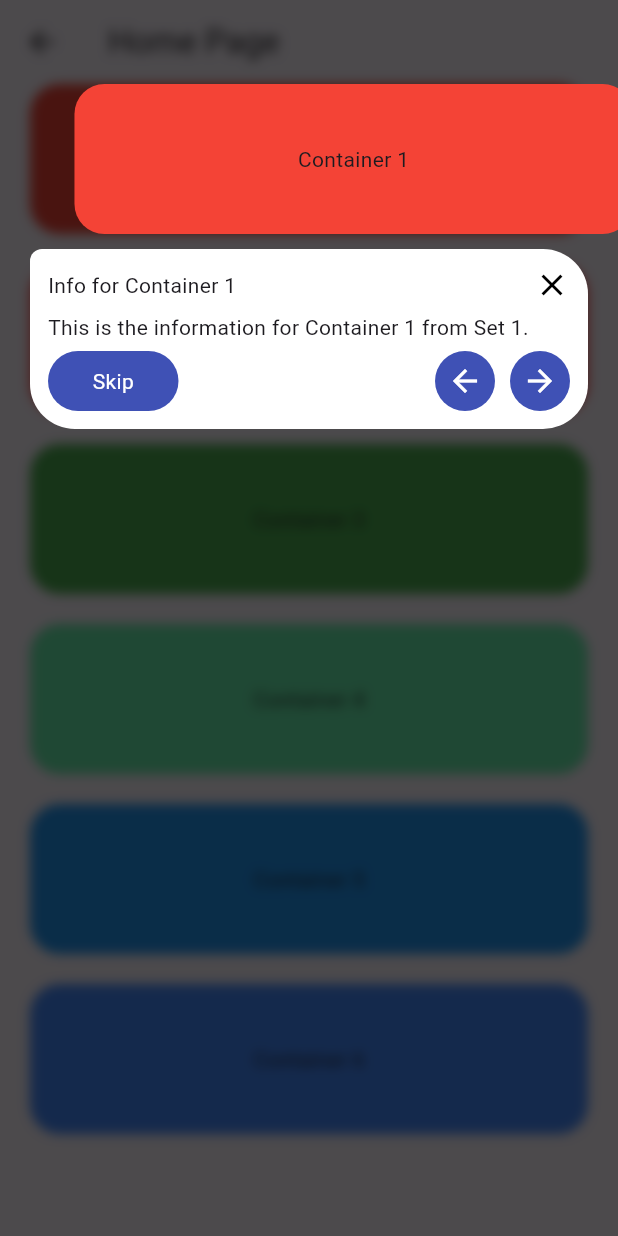
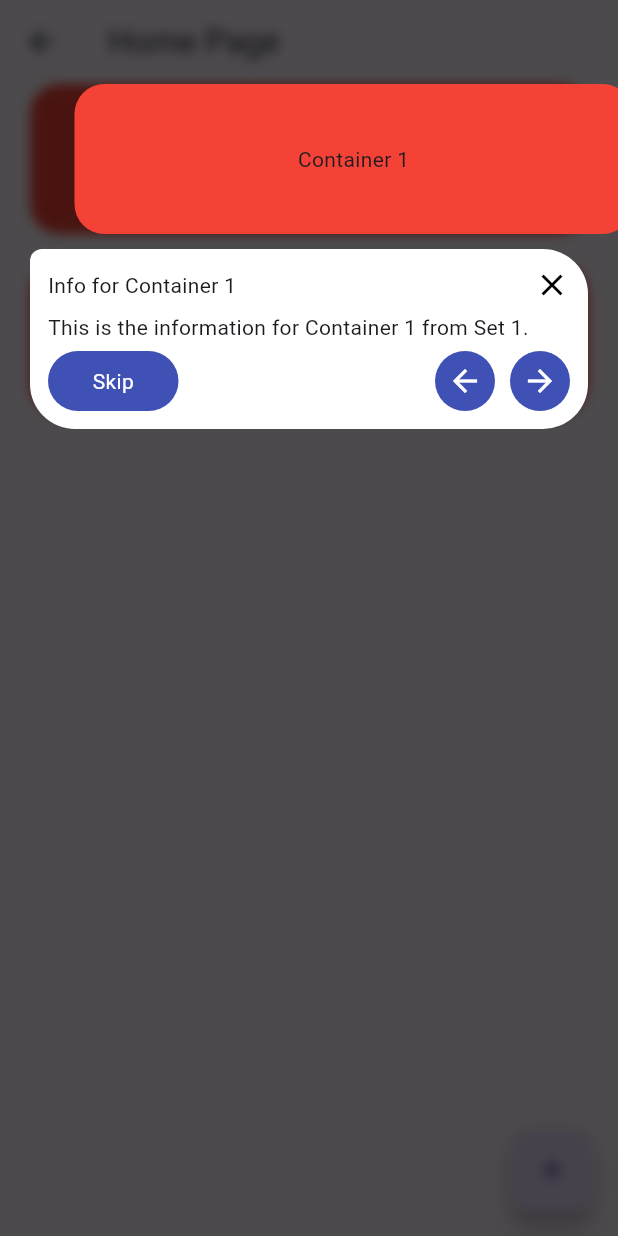
Before and after one commit to shoroardiSumon/Customized-In-App-Tutorial, a Flutter app: the MultiscreenSequence screen opened directly, on a phone screen of 412 x 824 dp. Run offline on Flutter 3.47's test engine with Material 3 defaults, Android fonts, the light colour scheme and no system bars; our stand-ins replace shared_preferences; accounts and stored records are empty.

Commit message:
Add floting action button for tutorial

```diff
--- a/lib/ui/multiscreen_sequence/multiscreen_sequence.dart
+++ b/lib/ui/multiscreen_sequence/multiscreen_sequence.dart
@@ -152,7 +152,7 @@ class _MultiscreenSequenceState extends State<MultiscreenSequence> {
       create: (_) => TutorialProvider(),
       child: TutorialScreen(
         screenName: screenName,
-        tutorialKeyCount: 6, // Total of 6 containers from 3 classes
+        tutorialKeyCount: 3, // Total of 6 containers from 3 classes
         child: Scaffold(
           appBar: AppBar(title: const Text('Home Page')),
           body: const SingleChildScrollView(
@@ -164,12 +164,25 @@ class _MultiscreenSequenceState extends State<MultiscreenSequence> {
                 children: [
                   ContainerSet1(),
                   SizedBox(height: 20),
-                  ContainerSet2(),
-                  SizedBox(height: 20),
-                  ContainerSet3(),
-                  SizedBox(height: 40),
+                  // ContainerSet2(),
+                  // SizedBox(height: 20),
+                  // ContainerSet3(),
+                  // SizedBox(height: 40),
                 ],
               ),
+            ),
+          ),
+          // FAB wrapped with CommonFocusedMenuHolder for the tutorial
+          floatingActionButton: CommonFocusedMenuHolder(
+            screenName: 'home_page',
+            tutorialIndex: 2, // Last step after containers
+            title: 'Info for Floating Action Button',
+            popupChild: const Text('This is the information for the Floating Action Button.'),
+            child: FloatingActionButton(
+              onPressed: () {
+                // FAB action
+              },
+              child: const Icon(Icons.add),
             ),
           ),
         ),
```
